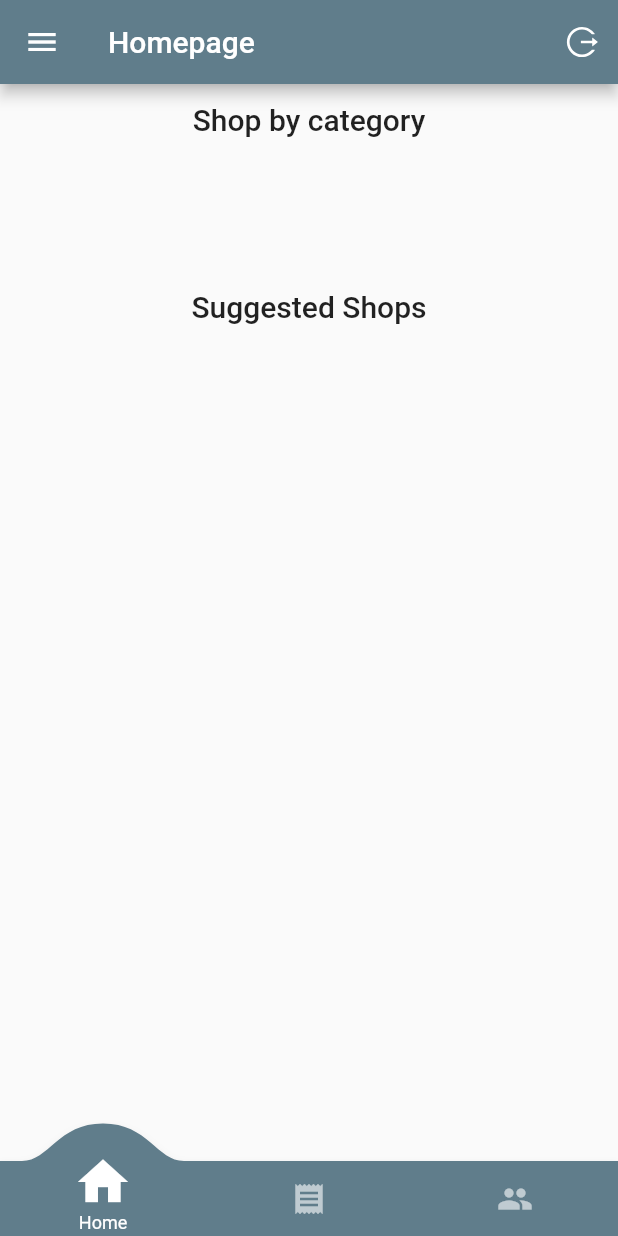
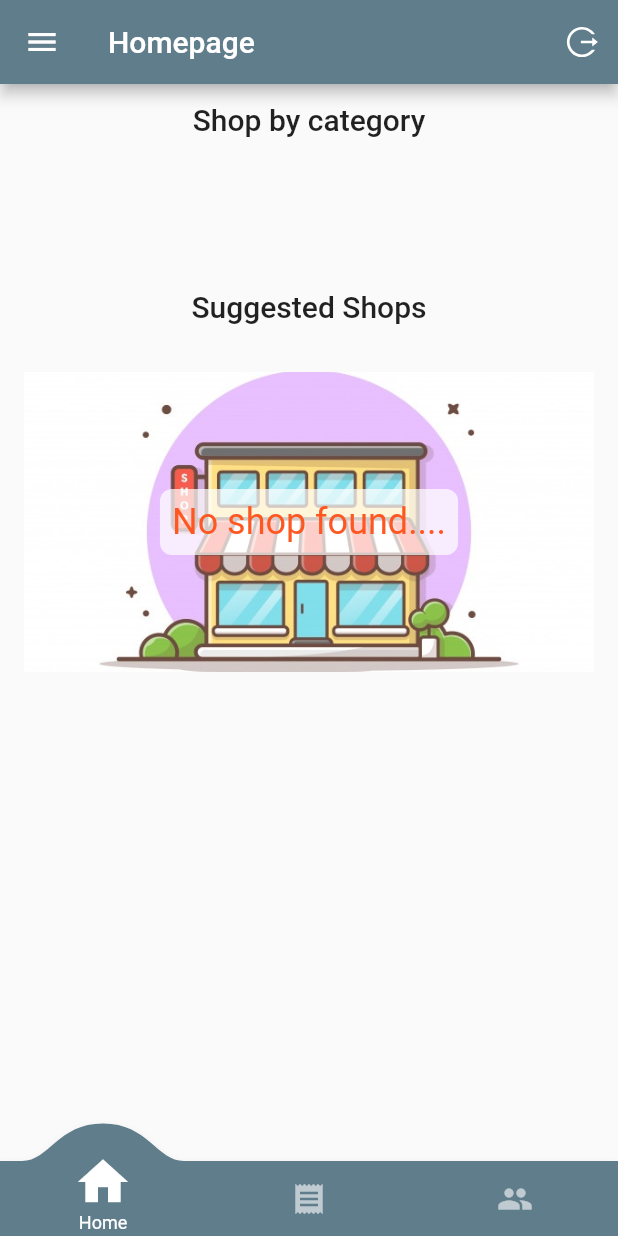
Before and after one commit to dhruvanwd/bazaar-bihar, a Flutter app: the HomePage screen opened directly, on a phone screen of 412 x 824 dp. Run offline on Flutter 3.47's test engine with Material 2 defaults, Android fonts, the phone set to English and light mode, and no system bars; drawn by our look-alikes of convex_bottom_bar; our stand-ins replace badges, cached_network_image, carousel_slider, connectivity, dio, flip_card and 5 more; missing offline and left inert: easy_mask, in_app_update, razorpay_flutter, shrink_sidemenu; accounts and stored records are empty; network calls fail; statements that could not run were skipped.

Commit message:
feature enchancement

```diff
--- a/lib/GetxControllers/CartAddressController.dart
+++ b/lib/GetxControllers/CartAddressController.dart
@@ -37,6 +37,7 @@ class CartAddressController extends GetxController {
         collectionName: "cart_addresses",
         payload: [jsonCartAddress]));
     print(resp.data['ops'][0]);
+    Get.back();
     return cartAddressModelFromJson(resp.data['ops'][0]);
   }
 
@@ -46,7 +47,6 @@ class CartAddressController extends GetxController {
     Get.snackbar("Address added", '');
     selectedAddres = address;
     updateOfflineAddressData();
-    Get.back();
     update();
   }
 
--- /dev/null
+++ b/lib/components/ShopUnavailable.dart
@@ -0,0 +1,36 @@
+import 'package:flutter/material.dart';
+import 'package:get/get.dart';
+
+class ShopUnavailable extends StatelessWidget {
+  final String label;
+  const ShopUnavailable(this.label);
+
+  @override
+  Widget build(BuildContext context) {
+    return Container(
+      margin: EdgeInsets.only(top: 16),
+      decoration: BoxDecoration(
+        image: DecorationImage(
+          fit: BoxFit.cover,
+          image: AssetImage("images/shop-vector.jpg"),
+        ),
+      ),
+      height: 200,
+      child: Center(
+        child: Container(
+          padding: EdgeInsets.all(8),
+          decoration: BoxDecoration(
+            color: Colors.white70,
+            borderRadius: BorderRadius.circular(8),
+          ),
+          child: Text(
+            label,
+            style: Get.theme.textTheme.headline5!.copyWith(
+              color: Colors.deepOrange,
+            ),
+          ),
+        ),
+      ),
+    );
+  }
+}
--- a/lib/pages/CartPage/ProductCartItem.dart
+++ b/lib/pages/CartPage/ProductCartItem.dart
@@ -54,7 +54,9 @@ class ProductCartItem extends StatelessWidget {
                   ),
                   Column(
                     children: [
-                      Card(
+                      SizedBox(
+                        height: 50,
+                        child: Card(
                           child: Row(
                             children: [
                               IconButton(
@@ -82,6 +84,7 @@ class ProductCartItem extends StatelessWidget {
                             ],
                           ),
                         ),
+                      ),
                       Padding(
                         padding: EdgeInsets.symmetric(vertical: 4),
                         child: Text(
--- a/lib/pages/Home.dart/CategoryCard.dart
+++ b/lib/pages/Home.dart/CategoryCard.dart
@@ -21,6 +21,7 @@ class _CategoryCardState extends State<CategoryCard> {
       width: 90,
       child: InkWell(
         onTap: () {
+          _.clearCurrentShop();
           _.fetchShops(cat.id);
           Get.toNamed('/shops', arguments: cat);
         },
--- a/lib/pages/Home.dart/ShopUnavailable.dart
+++ /dev/null
@@ -1,14 +0,0 @@
-import 'package:flutter/material.dart';
-
-class ShopUnavailable extends StatelessWidget {
-  const ShopUnavailable({Key? key}) : super(key: key);
-
-  @override
-  Widget build(BuildContext context) {
-    return Container(
-      child: Center(
-        child: Text("No shop found...."),
-      ),
-    );
-  }
-}
--- a/lib/pages/Home.dart/ShopsList.dart
+++ b/lib/pages/Home.dart/ShopsList.dart
@@ -1,5 +1,5 @@
 import 'package:bazaar_bihar/pages/Home.dart/ShopCard.dart';
-import 'package:bazaar_bihar/pages/Home.dart/ShopUnavailable.dart';
+import 'package:bazaar_bihar/components/ShopUnavailable.dart';
 import 'package:flutter/material.dart';
 import 'package:get/get.dart';
 import 'package:bazaar_bihar/GetxControllers/GlobalController.dart';
@@ -29,6 +29,7 @@ class ShopsList extends StatelessWidget {
                 .map(
                   (shop) => InkWell(
                     onTap: () {
+                      _globalController.clearProductsList();
                       _globalController.fetchProductsByShopId(shop.id);
                       Get.toNamed('/products', arguments: shop);
                     },
@@ -36,7 +37,7 @@ class ShopsList extends StatelessWidget {
                   ),
                 )
                 .toList()
-            : [ShopUnavailable()],
+            : [ShopUnavailable("No shop found....")],
       ),
     );
   }
--- a/lib/pages/OrdersPage/ProductCard.dart
+++ b/lib/pages/OrdersPage/ProductCard.dart
@@ -21,7 +21,6 @@ class ProductCard extends StatelessWidget {
         borderRadius: BorderRadius.circular(8),
       ),
       child: Container(
-        child: Container(
         child: Column(
           crossAxisAlignment: CrossAxisAlignment.start,
           children: [
@@ -30,6 +29,7 @@ class ProductCard extends StatelessWidget {
               children: [
                 Expanded(
                   child: Column(
+                    crossAxisAlignment: CrossAxisAlignment.start,
                     children: [
                       Container(
                         margin: EdgeInsets.only(top: 8),
@@ -97,7 +97,6 @@ class ProductCard extends StatelessWidget {
           ],
         ),
       ),
-      ),
     );
   }
 }
--- a/lib/pages/OrdersPage/ProductsPage.dart
+++ b/lib/pages/OrdersPage/ProductsPage.dart
@@ -1,3 +1,4 @@
+import 'package:bazaar_bihar/components/ShopUnavailable.dart';
 import 'package:bazaar_bihar/models/ShopModels.dart';
 import 'package:flutter/material.dart';
 import 'package:get/get.dart';
@@ -25,8 +26,9 @@ class ProductsPage extends StatelessWidget {
             crossAxisCount: 1,
             crossAxisSpacing: 2.0,
             childAspectRatio: screenWidth < 365 ? 1 : 1.1,
-            children:
-                _.productsList.map((product) => ProductCard(product)).toList(),
+            children: _.productsList.length > 0
+                ? _.productsList.map((product) => ProductCard(product)).toList()
+                : [ShopUnavailable("No product found....")],
           ),
         ),
       ),
--- a/pubspec.yaml
+++ b/pubspec.yaml
@@ -2,7 +2,7 @@ name: bazaar_bihar
 description: A new Flutter project.
 publish_to: 'none' # Remove this line if you wish to publish to pub.dev
 # https://developer.apple.com/library/archive/documentation/General/Reference/InfoPlistKeyReference/Articles/CoreFoundationKeys.html
-version: 1.0.0+9
+version: 1.0.2
 
 environment:
   sdk: ">=2.12.0 <3.0.0"
```
Also changed, not shown: lib/GetxControllers/GlobalController.dart (+10 -0 lines), lib/components/ProductPriceInfo.dart (+8 -13 lines), lib/pages/CartPage/CartAddressForm.dart (+22 -5 lines), images/shop-vector.jpg (added). Lines whose indentation alone changed are shown as unchanged.
